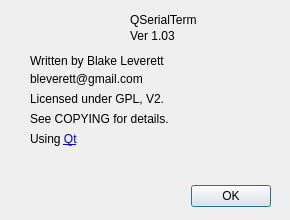
First picture: the form in about.ui, repository bleverett/qst, before the edit.
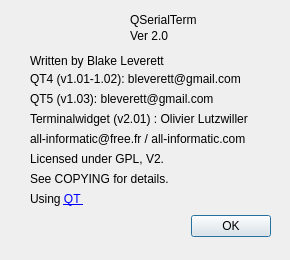
Second picture: the form after the edit. Icons and pictures are not drawn.

Patch:
```diff
--- a/about.ui
+++ b/about.ui
@@ -10,7 +10,7 @@
     <x>0</x>
     <y>0</y>
     <width>290</width>
-    <height>220</height>
+    <height>260</height>
    </rect>
   </property>
   <property name="sizePolicy">
@@ -28,7 +28,7 @@
   <property name="maximumSize">
    <size>
     <width>290</width>
-    <height>220</height>
+    <height>260</height>
    </size>
   </property>
   <property name="windowTitle">
@@ -44,7 +44,7 @@
    <property name="geometry">
     <rect>
      <x>20</x>
-     <y>180</y>
+     <y>210</y>
      <width>251</width>
      <height>32</height>
     </rect>
@@ -98,14 +98,14 @@
     </rect>
    </property>
    <property name="text">
-    <string>bleverett@gmail.com</string>
+    <string>QT4 (v1.01-1.02): bleverett@gmail.com</string>
    </property>
   </widget>
   <widget class="QLabel" name="label_4">
    <property name="geometry">
     <rect>
      <x>30</x>
-     <y>90</y>
+     <y>150</y>
      <width>271</width>
      <height>18</height>
     </rect>
@@ -118,7 +118,7 @@
    <property name="geometry">
     <rect>
      <x>30</x>
-     <y>110</y>
+     <y>170</y>
      <width>271</width>
      <height>18</height>
     </rect>
@@ -131,13 +131,13 @@
    <property name="geometry">
     <rect>
      <x>30</x>
-     <y>130</y>
+     <y>190</y>
      <width>271</width>
      <height>18</height>
     </rect>
    </property>
    <property name="text">
-    <string>&lt;html&gt;&lt;head/&gt;&lt;body&gt;&lt;p&gt;Using &lt;a href=&quot;http://qt.nokia.com/&quot;&gt;&lt;span style=&quot; text-decoration: underline; color:#0000ff;&quot;&gt;Qt&lt;/span&gt;&lt;/a&gt;&lt;/p&gt;&lt;/body&gt;&lt;/html&gt;</string>
+    <string>&lt;html&gt;&lt;head/&gt;&lt;body&gt;&lt;p&gt;Using &lt;a href=&quot;http://qt.nokia.com/&quot;&gt;&lt;span style=&quot; text-decoration: underline; color:#0000ff;&quot;&gt;QT &lt;/span&gt;&lt;/a&gt;&lt;/p&gt;&lt;/body&gt;&lt;/html&gt;</string>
    </property>
    <property name="openExternalLinks">
     <bool>true</bool>
@@ -172,7 +172,46 @@
     </rect>
    </property>
    <property name="text">
-    <string>Ver 1.03</string>
+    <string>Ver 2.0</string>
+   </property>
+  </widget>
+  <widget class="QLabel" name="label_10">
+   <property name="geometry">
+    <rect>
+     <x>30</x>
+     <y>110</y>
+     <width>271</width>
+     <height>18</height>
+    </rect>
+   </property>
+   <property name="text">
+    <string>Terminalwidget (v2.01) : Olivier Lutzwiller</string>
+   </property>
+  </widget>
+  <widget class="QLabel" name="label_11">
+   <property name="geometry">
+    <rect>
+     <x>30</x>
+     <y>130</y>
+     <width>271</width>
+     <height>18</height>
+    </rect>
+   </property>
+   <property name="text">
+    <string>all-informatic@free.fr / all-informatic.com</string>
+   </property>
+  </widget>
+  <widget class="QLabel" name="label_7">
+   <property name="geometry">
+    <rect>
+     <x>30</x>
+     <y>90</y>
+     <width>271</width>
+     <height>18</height>
+    </rect>
+   </property>
+   <property name="text">
+    <string>QT5 (v1.03): bleverett@gmail.com</string>
    </property>
   </widget>
  </widget>
```
